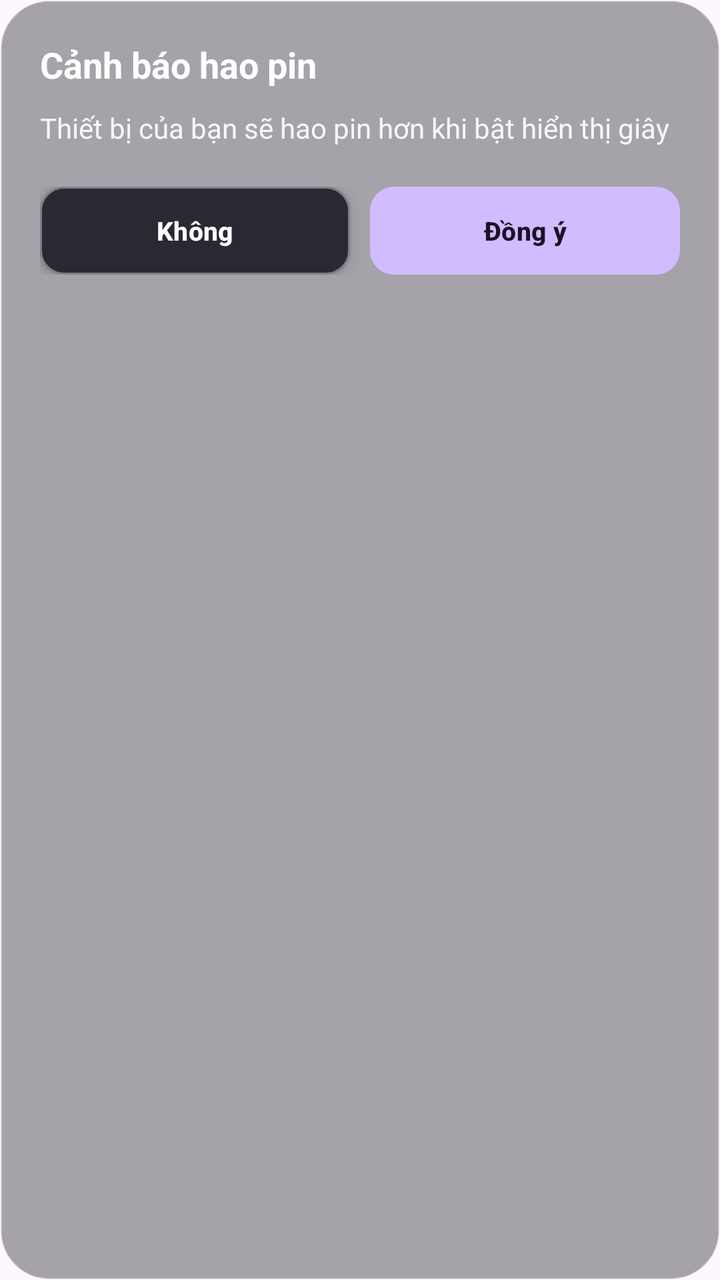
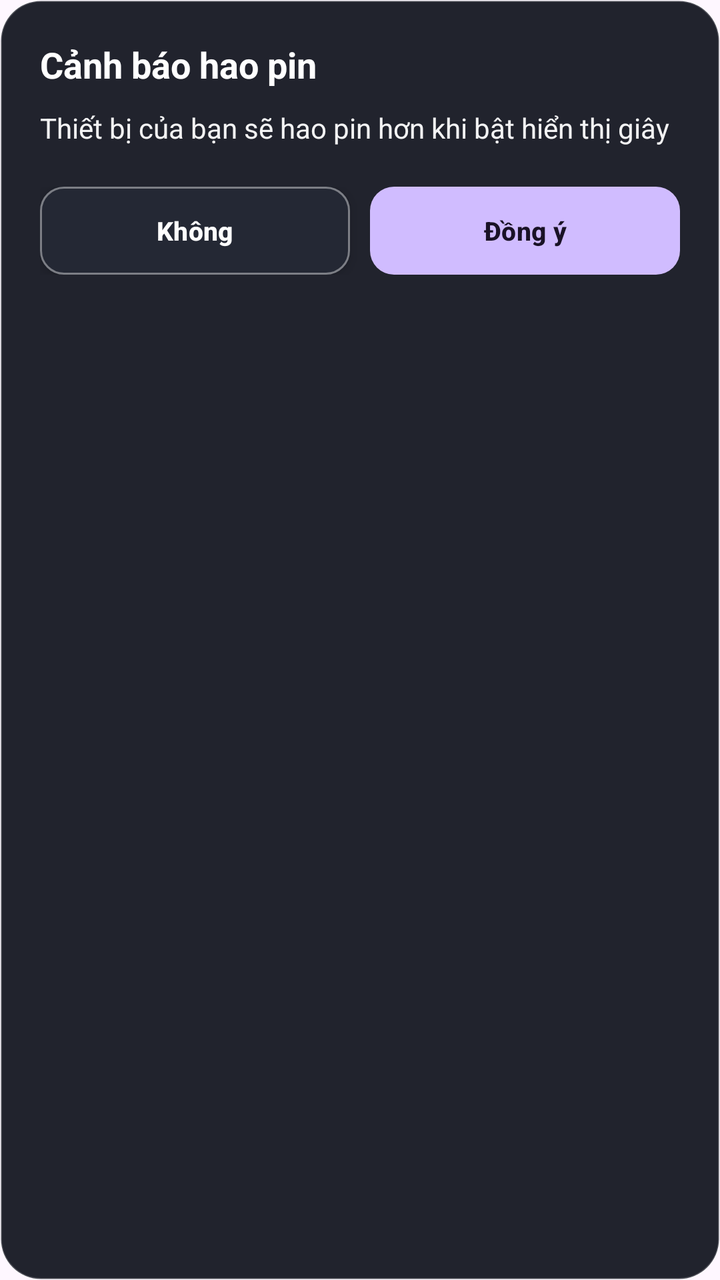

Screens rendered from an Android XML layout before and after an edit, with the pre-edit source and the edit as a unified diff.
<!-- AndroidManifest.xml: application theme Theme.Material3.DayNight.NoActionBar -->
<!-- res/layout/dialog_battery_warning.xml -->
<?xml version="1.0" encoding="utf-8"?>
<LinearLayout xmlns:android="http://schemas.android.com/apk/res/android"
    xmlns:app="http://schemas.android.com/apk/res-auto"
    android:layout_width="match_parent"
    android:layout_height="wrap_content"
    android:background="@drawable/bg_widget_glass_dark"
    android:elevation="12dp"
    android:orientation="vertical"
    android:padding="20dp">

    <TextView
        android:id="@+id/tv_dialog_title"
        android:layout_width="match_parent"
        android:layout_height="wrap_content"
        android:fontFamily="sans-serif"
        android:text="Cảnh báo hao pin"
        android:textColor="#FFFFFF"
        android:textSize="18sp"
        android:textStyle="bold" />

    <TextView
        android:id="@+id/tv_dialog_message"
        android:layout_width="match_parent"
        android:layout_height="wrap_content"
        android:layout_marginTop="10dp"
        android:fontFamily="sans-serif"
        android:lineSpacingExtra="3dp"
        android:text="Thiết bị của bạn sẽ hao pin hơn khi bật hiển thị giây"
        android:textColor="#E6FFFFFF"
        android:textSize="14sp" />

    <LinearLayout
        android:layout_width="match_parent"
        android:layout_height="wrap_content"
        android:layout_marginTop="20dp"
        android:gravity="end"
        android:orientation="horizontal">

        <com.google.android.material.button.MaterialButton
            android:id="@+id/btn_dialog_no"
            style="@style/Widget.Material3.Button.OutlinedButton"
            android:layout_width="0dp"
            android:layout_height="44dp"
            android:layout_marginEnd="10dp"
            android:layout_weight="1"
            android:elevation="4dp"
            android:insetTop="0dp"
            android:insetBottom="0dp"
            android:text="Không"
            android:textColor="#FFFFFF"
            android:textSize="13sp"
            android:textStyle="bold"
            app:backgroundTint="#2B2833"
            app:cornerRadius="12dp"
            app:strokeColor="#66FFFFFF"
            app:strokeWidth="1dp" />

        <com.google.android.material.button.MaterialButton
            android:id="@+id/btn_dialog_yes"
            android:layout_width="0dp"
            android:layout_height="44dp"
            android:layout_weight="1"
            android:elevation="6dp"
            android:insetTop="0dp"
            android:insetBottom="0dp"
            android:text="Đồng ý"
            android:textColor="#1A1226"
            android:textSize="13sp"
            android:textStyle="bold"
            app:backgroundTint="#D0BCFF"
            app:cornerRadius="12dp" />
    </LinearLayout>
</LinearLayout>
<!-- resources referenced by this layout -->
<resources>
  <!-- drawable bg_widget_glass_dark (drawable) -->
  <?xml version="1.0" encoding="utf-8"?>
  <shape xmlns:android="http://schemas.android.com/apk/res/android">
      <solid android:color="#661E2229" />
      <corners android:radius="24dp" />
      <stroke
          android:width="1dp"
          android:color="#4DFFFFFF" />
  </shape>
</resources>

<!-- the commit's change to res/layout/dialog_battery_warning.xml (unified diff, before → after) -->
@@ -3,8 +3,8 @@
     xmlns:app="http://schemas.android.com/apk/res-auto"
     android:layout_width="match_parent"
     android:layout_height="wrap_content"
-    android:background="@drawable/bg_widget_glass_dark"
-    android:elevation="12dp"
+    android:background="@drawable/bg_dialog_glass_dark"
+    android:elevation="16dp"
     android:orientation="vertical"
     android:padding="20dp">
 
@@ -26,7 +26,7 @@
         android:fontFamily="sans-serif"
         android:lineSpacingExtra="3dp"
         android:text="Thiết bị của bạn sẽ hao pin hơn khi bật hiển thị giây"
-        android:textColor="#E6FFFFFF"
+        android:textColor="#F2FFFFFF"
         android:textSize="14sp" />
 
     <LinearLayout
@@ -50,7 +50,7 @@
             android:textColor="#FFFFFF"
             android:textSize="13sp"
             android:textStyle="bold"
-            app:backgroundTint="#2B2833"
+            app:backgroundTint="#242834"
             app:cornerRadius="12dp"
             app:strokeColor="#66FFFFFF"
             app:strokeWidth="1dp" />
<!-- resource entries referenced after the edit -->
@@ -1,13 +1,14 @@
 <!-- resources referenced by this layout -->
 <resources>
-  <!-- drawable bg_widget_glass_dark (drawable) -->
+  <!-- drawable bg_dialog_glass_dark (drawable) -->
   <?xml version="1.0" encoding="utf-8"?>
-  <shape xmlns:android="http://schemas.android.com/apk/res/android">
-      <solid android:color="#661E2229" />
-      <corners android:radius="24dp" />
+  <shape xmlns:android="http://schemas.android.com/apk/res/android"
+      android:shape="rectangle">
+      <solid android:color="#F0141720" />
+      <corners android:radius="20dp" />
       <stroke
           android:width="1dp"
-          android:color="#4DFFFFFF" />
+          android:color="#33FFFFFF" />
   </shape>
 </resources>
 
